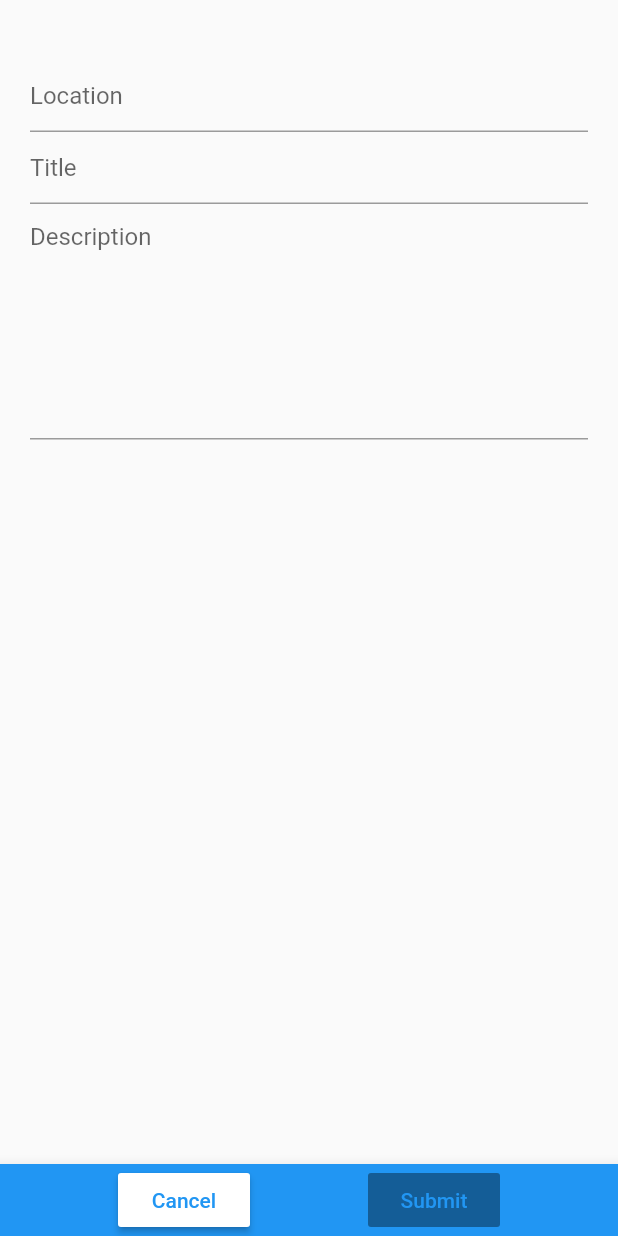
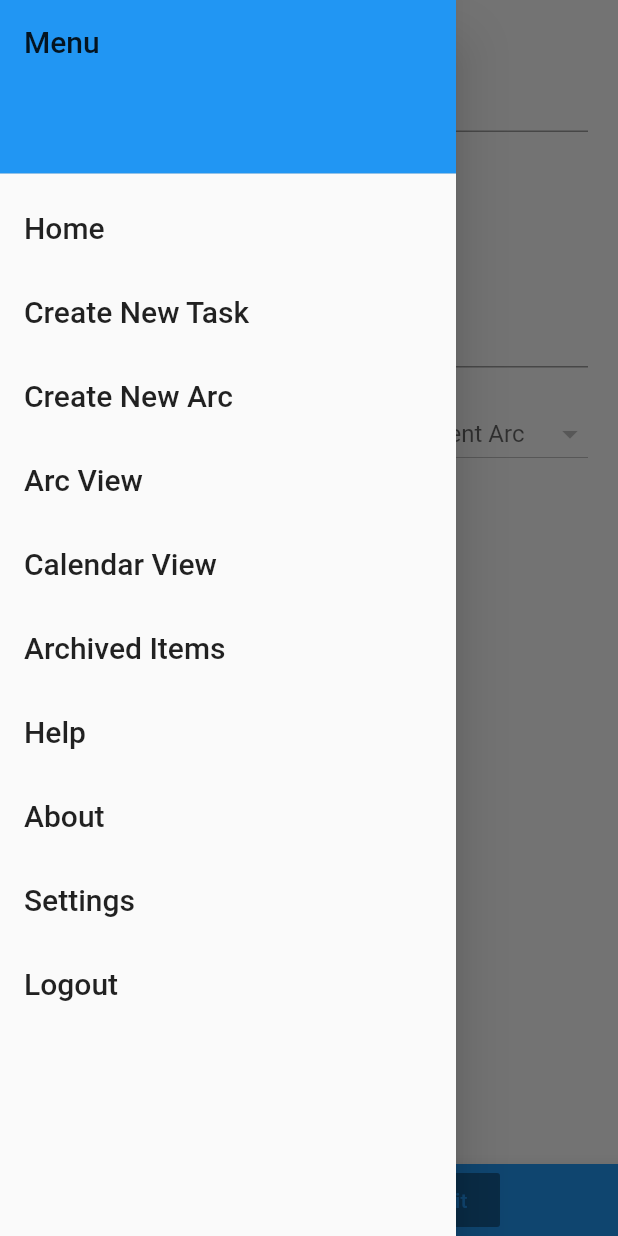
Before and after one commit to smacademic/project-cgkm, a Flutter app: the AddArcScreen screen opened by its route, with the side drawer open (before the commit the screen has no drawer), on a phone screen of 412 x 824 dp. Run offline on Flutter 3.47's test engine with Material 2 defaults, Android fonts, the phone set to English and light mode, and no system bars; our stand-ins replace auto_size_text, rxdart, sqflite; accounts and stored records are empty.

Commit message:
Add parentField
Added the parentField to allow users to select a parent arc for the arc being created. Also fixed incorrect streams being set within widgets and added the navigator bar

```diff
--- a/client/src/arcplanner/lib/src/ui/add_arc_screen.dart
+++ b/client/src/arcplanner/lib/src/ui/add_arc_screen.dart
@@ -1,8 +1,12 @@
 import 'package:flutter/material.dart';
 import '../blocs/bloc.dart';
+import '../model/arc.dart';
+import 'drawer_menu.dart';
+import 'package:auto_size_text/auto_size_text.dart';
 
 
 class AddArcScreen extends StatelessWidget {
+
 
   Widget build(context) {
 
@@ -12,13 +16,32 @@ class AddArcScreen extends StatelessWidget {
         child: Column(
           children:[
             Container(margin: EdgeInsets.only(top: 20)),
-            locationField(),
             titleField(), //name
             //endDate(),
             descriptionField(),
+            Container(
+              margin: EdgeInsets.only(top: 20),
+              child: Row(
+                mainAxisAlignment: MainAxisAlignment.spaceBetween,
+                children:[
+                  parentField(),
+                  Flexible(
+                    child: Container(
+                      width:MediaQuery.of(context).size.width * 0.4 ,
+                      child: arcList(),
+                    ),
+                  ),
+                ]
+              ),
+            ),
+            //parentField(),
+            //arcList(),
           ],
         ),
       ),
+
+      drawer: drawerMenu(context),
+
       bottomNavigationBar: BottomAppBar(
         color: Colors.blue,
         child: Row(
@@ -59,6 +82,7 @@ class AddArcScreen extends StatelessWidget {
     );
  }
 
+
  Widget titleField(){
   return StreamBuilder(
     stream: bloc.arcTitleFieldStream,
@@ -81,14 +105,14 @@ class AddArcScreen extends StatelessWidget {
 
 Widget endDate(){
   return StreamBuilder(
-    stream: bloc.arcTitleFieldStream,
+    stream: bloc.arcEndDateFieldStream,
     builder: (context, snapshot) {
       //Location
       //Name
       //End date
       //Description
       return TextField(
-        onChanged: bloc.changeTitle,
+        onChanged: bloc.changeEndDate,
         decoration: InputDecoration(
           hintText: 'EndDate'
           //errorText: snapshot.error,
@@ -100,7 +124,7 @@ Widget endDate(){
 
 Widget descriptionField(){
   return StreamBuilder(
-    stream: bloc.arcTitleFieldStream,
+    stream: bloc.arcDescriptionFieldStream,
     builder: (context, snapshot) {
       //Location
       //Name
@@ -116,6 +140,75 @@ Widget descriptionField(){
         ),
       );
     }
+  );
+}
+
+ Widget parentField(){
+  return StreamBuilder(
+      stream: bloc.arcParentFieldStream,
+      builder: (context, snapshot) {
+        return Text(snapshot.hasData? snapshot.data.title : "Parent");
+      }
+    );
+ }
+
+Widget arcList() {
+
+String _arcTitle;
+
+  return StreamBuilder(
+    stream: bloc.arcViewStream,
+    builder: (context, snapshot) {
+      return new FutureBuilder(
+        future: snapshot.data,
+        builder: (context, AsyncSnapshot<dynamic> snapshot) {
+          if (snapshot.hasData) {
+          dynamic snapshotData = snapshot.data;
+          return DropdownButton<dynamic>(
+            hint: Text("Select Parent Arc"),
+            value: _arcTitle,
+            onChanged: (value) {
+              bloc.changeParent(value);
+              print("$value");
+            },
+            isExpanded: true,
+            items: List<DropdownMenuItem<dynamic>>.generate(
+            snapshotData.length,
+              (int index) => DropdownMenuItem<dynamic>(
+                value: snapshotData[index],
+                child: Text(snapshotData[index].title),
+              ),
+            ),
+          );
+           } else {
+            return Text('There are no Arcs/Tasks');
+          }
+        },
+      );
+    },
+  );
+}
+
+Widget arcTile(Arc arc, BuildContext context) {
+  var description = arc.description;
+  if (description == null) {
+    description = '';
+  }
+
+  return Container(
+    decoration: BoxDecoration(
+      border: Border(
+        bottom: BorderSide(
+          color: Colors.grey[350],
+        ),
+        top: BorderSide(
+          color: Colors.grey[350],
+        ),
+      ),
+    ),
+    child: ListTile(
+      title: Text(arc.title),
+    ),
   );
 }
 
```
